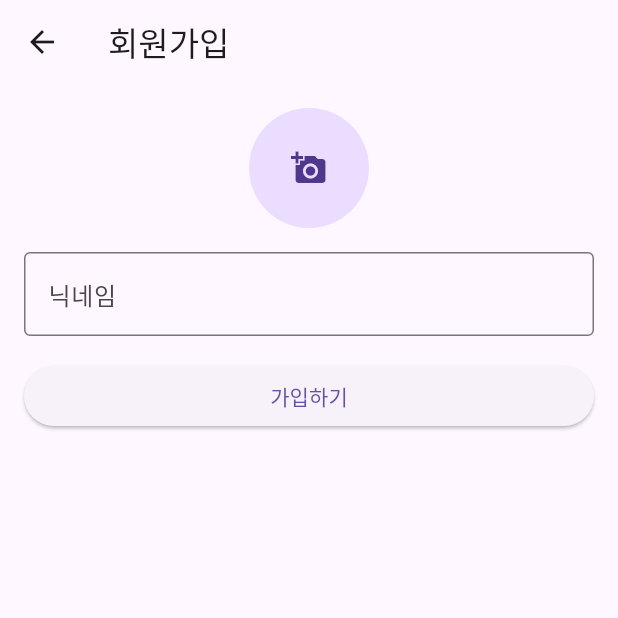
After one commit to ghghtls/peoplejob_frontend, a Flutter app: the RegisterPage screen opened directly, after a tap on "가입하기", on a phone screen of 412 x 824 dp, the top half of it. The commit adds this screen. Run offline on Flutter 3.47's test engine with Material 3 defaults, Android fonts, the phone set to English and light mode, and no system bars; our stand-ins replace cloud_firestore, dio, firebase_auth, firebase_storage, flutter_dotenv, flutter_riverpod and 1 more; accounts and stored records are empty.

Commit message:
feat:회원가입 등록,로그인 찾기,로그인 비밀번호 찾기 기능 추가

```diff
--- a/lib/main.dart
+++ b/lib/main.dart
@@ -5,6 +5,8 @@ import 'package:peoplejob_frontend/api_service.dart';
 import 'package:flutter_dotenv/flutter_dotenv.dart';
 
 Future<void> main() async {
+  WidgetsFlutterBinding.ensureInitialized();
+  await Firebase.initializeApp();
   await dotenv.load(fileName: ".env");
   runApp(const ProviderScope(child: MyApp()));
 }
--- /dev/null
+++ b/lib/ui/pages/login/register_page.dart
@@ -0,0 +1,112 @@
+import 'dart:io';
+
+import 'package:flutter/material.dart';
+import 'package:flutter_riverpod/flutter_riverpod.dart';
+import 'package:image_picker/image_picker.dart';
+import 'package:firebase_auth/firebase_auth.dart';
+import 'package:firebase_storage/firebase_storage.dart';
+import 'package:cloud_firestore/cloud_firestore.dart';
+
+final nicknameProvider = StateProvider<String>((ref) => '');
+final profileImageProvider = StateProvider<XFile?>((ref) => null);
+final isRegisteringProvider = StateProvider<bool>((ref) => false);
+
+class RegisterPage extends ConsumerWidget {
+  const RegisterPage({super.key});
+
+  Future<void> _submit(BuildContext context, WidgetRef ref) async {
+    final nickname = ref.read(nicknameProvider).trim();
+    final image = ref.read(profileImageProvider);
+    final user = FirebaseAuth.instance.currentUser;
+    final isLoading = ref.read(isRegisteringProvider);
+
+    if (nickname.isEmpty || isLoading) return;
+
+    final validNickname = RegExp(r'^[a-zA-Z0-9ㄱ-ㅎㅏ-ㅣ가-힣]+$');
+    if (!validNickname.hasMatch(nickname)) {
+      ScaffoldMessenger.of(
+        context,
+      ).showSnackBar(const SnackBar(content: Text('닉네임에 특수문자는 사용할 수 없습니다.')));
+      return;
+    }
+
+    ref.read(isRegisteringProvider.notifier).state = true;
+
+    String profileUrl = '';
+    if (image != null) {
+      final file = File(image.path);
+      final refPath = FirebaseStorage.instance.ref().child(
+        'profile_images/${user!.uid}',
+      );
+      await refPath.putFile(file);
+      profileUrl = await refPath.getDownloadURL();
+    }
+
+    await FirebaseFirestore.instance.collection('users').doc(user!.uid).set({
+      'email': user.email,
+      'nickname': nickname,
+      'profileImage': profileUrl,
+      'createdAt': DateTime.now().toIso8601String(),
+      'lastLoginAt': DateTime.now().toIso8601String(),
+    });
+
+    ref.read(isRegisteringProvider.notifier).state = false;
+
+    Navigator.pushReplacementNamed(context, '/welcome');
+  }
+
+  @override
+  Widget build(BuildContext context, WidgetRef ref) {
+    final nickname = ref.watch(nicknameProvider);
+    final image = ref.watch(profileImageProvider);
+    final isLoading = ref.watch(isRegisteringProvider);
+
+    return Scaffold(
+      appBar: AppBar(title: const Text('회원가입')),
+      body: Padding(
+        padding: const EdgeInsets.all(16),
+        child: Column(
+          children: [
+            GestureDetector(
+              onTap: () async {
+                final picker = ImagePicker();
+                final picked = await picker.pickImage(
+                  source: ImageSource.gallery,
+                );
+                if (picked != null) {
+                  ref.read(profileImageProvider.notifier).state = picked;
+                }
+              },
+              child: CircleAvatar(
+                radius: 40,
+                backgroundImage:
+                    image != null ? FileImage(File(image.path)) : null,
+                child: image == null ? const Icon(Icons.add_a_photo) : null,
+              ),
+            ),
+            const SizedBox(height: 16),
+            TextField(
+              onChanged:
+                  (val) => ref.read(nicknameProvider.notifier).state = val,
+              decoration: const InputDecoration(
+                labelText: '닉네임',
+                border: OutlineInputBorder(),
+              ),
+            ),
+            const SizedBox(height: 16),
+            SizedBox(
+              width: double.infinity,
+              child: ElevatedButton(
+                onPressed: isLoading ? null : () => _submit(context, ref),
+                child:
+                    isLoading
+                        ? const CircularProgressIndicator()
+                        : const Text('가입하기'),
+              ),
+            ),
+          ],
+        ),
+      ),
+    );
+  }
+}
--- a/pubspec.yaml
+++ b/pubspec.yaml
@@ -38,6 +38,11 @@ dependencies:
   go_router: ^15.1.0
   flutter_dotenv: ^5.2.1
   url_launcher: ^6.3.1
+  image_picker: ^1.1.2
+  firebase_core: ^3.13.0
+  firebase_auth: ^5.5.3
+  cloud_firestore: ^5.6.7
+  firebase_storage: ^12.4.5
 
 dev_dependencies:
   flutter_test:
```
Also changed, not shown: lib/ui/pages/login/find_id_page.dart (added, +54 -0 lines), lib/ui/pages/login/find_password_page.dart (added, +65 -0 lines), lib/ui/pages/login/login_page.dart (+33 -1 lines), pubspec.lock, 7 other files.
